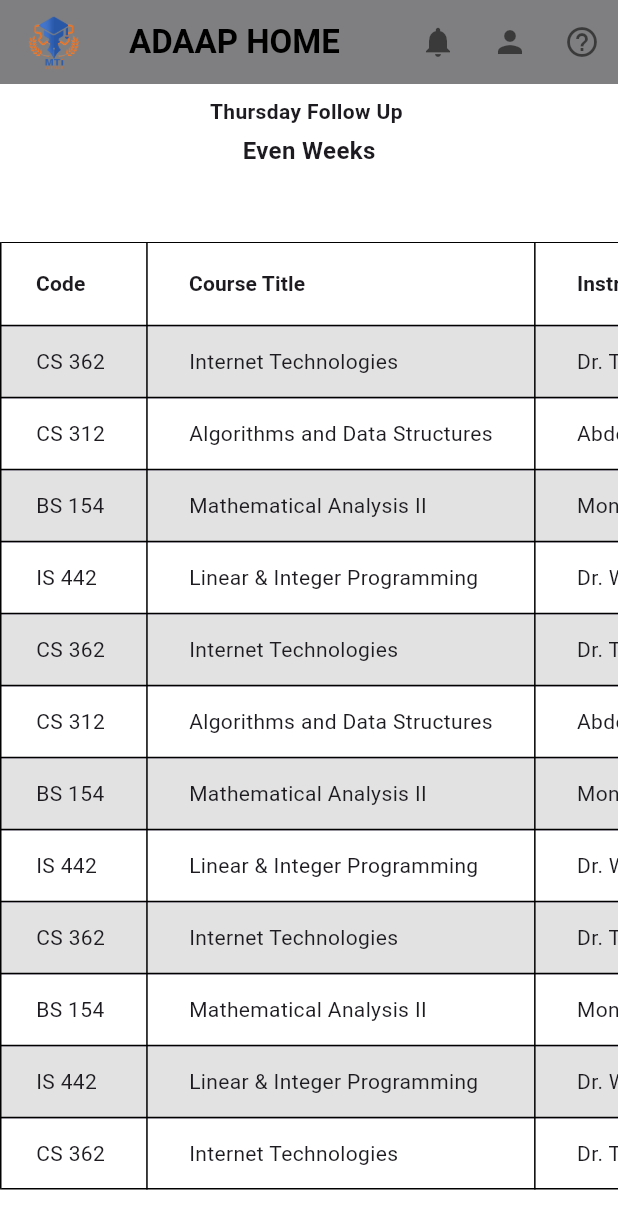
After one commit to naeemnasser/Graduation_project, a Flutter app: the FollowUpTableScreen screen opened directly, on a phone screen of 412 x 824 dp. The commit adds this screen. Shown: the top 1229 px of the screen. Run offline on Flutter 3.47's test engine with Material 3 defaults, Android fonts, the phone set to English and light mode, and no system bars.

Commit message:
feat: 27/2/25refactor AppBarWidget and update navigation in HomeScreen

```diff
--- a/lib/main.dart
+++ b/lib/main.dart
@@ -12,6 +12,7 @@ class Homescreen extends StatelessWidget {
   Widget build(BuildContext context) {
     return MaterialApp(
       debugShowCheckedModeBanner: false,
+      // Set the theme to light
       home: Scaffold(
         body: HomeScreen(),
       ),
--- a/lib/models/app_bar.dart
+++ /dev/null
@@ -1,50 +0,0 @@
-import 'package:adaa/presentation/views/screens_admin/loginPage.dart';
-import 'package:flutter/material.dart';
-
-class AppBarWidget extends StatelessWidget implements PreferredSizeWidget {
-  const AppBarWidget({
-    super.key,
-  });
-
-  @override
-  Size get preferredSize => Size.fromHeight(kToolbarHeight);
-
-  @override
-  Widget build(BuildContext context) {
-    return AppBar(
-      backgroundColor: const Color.fromARGB(255, 128, 128, 128),
-      elevation: 0.5,
-      title: Row(
-        children: [
-          Image.asset("assets/advisorylogostroke.png", height: 40),
-          SizedBox(width: 10),
-          Expanded(
-            child: Center(
-              child: Text('ADAAP HOME ',
-                  style: TextStyle(
-                      color: Colors.black,
-                      fontSize: 22,
-                      fontWeight: FontWeight.bold)),
-            ),
-          ),
-        ],
-      ),
-      actions: [
-        IconButton(
-            icon: Icon(Icons.notifications, color: Colors.black54),
-            onPressed: () {}),
-        IconButton(
-            icon: Icon(Icons.person, color: Colors.black54),
-            onPressed: () {
-              Navigator.push(
-                context,
-                MaterialPageRoute(builder: (context) => LoginScreen()),
-              );
-            }),
-        IconButton(
-            icon: Icon(Icons.help_outline, color: Colors.black54),
-            onPressed: () {}),
-      ],
-    );
-  }
-}
--- /dev/null
+++ b/lib/presentation/views/follow_up/follow_up_table.dart
@@ -0,0 +1,230 @@
+import 'package:flutter/material.dart';
+
+import '../home/homescreen.dart';
+
+class MyApp extends StatelessWidget {
+  @override
+  Widget build(BuildContext context) {
+    return MaterialApp(
+      debugShowCheckedModeBanner: false,
+      theme: ThemeData.light(), // Ensures a light theme
+      home: FollowUpTableScreen(),
+    );
+  }
+}
+
+class FollowUpTableScreen extends StatelessWidget {
+  const FollowUpTableScreen({super.key});
+
+  @override
+  Widget build(BuildContext context) {
+    return Scaffold(
+      backgroundColor: Colors.white,
+      appBar: AppBarWidget(),
+      body: Column(
+        children: [
+          HeaderSection(),
+          SizedBox(height: 10),
+          Expanded(
+            child: Center(
+              child: SingleChildScrollView(
+                scrollDirection: Axis.horizontal,
+                child: FollowUpTable(),
+              ),
+            ),
+          ),
+        ],
+      ),
+    );
+  }
+}
+
+class HeaderSection extends StatelessWidget {
+  @override
+  Widget build(BuildContext context) {
+    return Container(
+      padding: EdgeInsets.all(8.0),
+      child: Column(
+        crossAxisAlignment: CrossAxisAlignment.center,
+        children: [
+          Text(
+            'Thursday Follow Up ',
+            textAlign: TextAlign.left,
+            style: TextStyle(fontSize: 14, fontWeight: FontWeight.bold),
+          ),
+          SizedBox(height: 5),
+          Text(
+            'Even Weeks',
+            style: TextStyle(fontSize: 16, fontWeight: FontWeight.bold),
+          ),
+        ],
+      ),
+    );
+  }
+}
+
+class FollowUpTable extends StatelessWidget {
+  final List<Map<String, String>> tableData = [
+    {
+      'Code': 'CS 362',
+      'Course Title': 'Internet Technologies',
+      'Instructor': 'Dr. Tarek Soliman',
+      'Place': 'L3',
+      'Time': '09:00 - 10:15'
+    },
+    {
+      'Code': 'CS 312',
+      'Course Title': 'Algorithms and Data Structures',
+      'Instructor': 'Abdel Rahim El Nageh',
+      'Place': 'S2',
+      'Time': '09:00 - 10:15'
+    },
+    {
+      'Code': 'BS 154',
+      'Course Title': 'Mathematical Analysis II',
+      'Instructor': 'Monira Abdel Fattah',
+      'Place': 'S1',
+      'Time': '09:00 - 10:15'
+    },
+    {
+      'Code': 'IS 442',
+      'Course Title': 'Linear & Integer Programming',
+      'Instructor': 'Dr. Walid Basiony',
+      'Place': 'S7',
+      'Time': '09:00 - 10:15'
+    },
+    {
+      'Code': 'CS 362',
+      'Course Title': 'Internet Technologies',
+      'Instructor': 'Dr. Tarek Soliman',
+      'Place': 'L3',
+      'Time': '09:00 - 10:15'
+    },
+    {
+      'Code': 'CS 312',
+      'Course Title': 'Algorithms and Data Structures',
+      'Instructor': 'Abdel Rahim El Nageh',
+      'Place': 'S2',
+      'Time': '09:00 - 10:15'
+    },
+    {
+      'Code': 'BS 154',
+      'Course Title': 'Mathematical Analysis II',
+      'Instructor': 'Monira Abdel Fattah',
+      'Place': 'S1',
+      'Time': '09:00 - 10:15'
+    },
+    {
+      'Code': 'IS 442',
+      'Course Title': 'Linear & Integer Programming',
+      'Instructor': 'Dr. Walid Basiony',
+      'Place': 'S7',
+      'Time': '09:00 - 10:15'
+    },
+    {
+      'Code': 'CS 362',
+      'Course Title': 'Internet Technologies',
+      'Instructor': 'Dr. Tarek Soliman',
+      'Place': 'L3',
+      'Time': '09:00 - 10:15'
+    },
+    {
+      'Code': 'BS 154',
+      'Course Title': 'Mathematical Analysis II',
+      'Instructor': 'Monira Abdel Fattah',
+      'Place': 'S1',
+      'Time': '09:00 - 10:15'
+    },
+    {
+      'Code': 'IS 442',
+      'Course Title': 'Linear & Integer Programming',
+      'Instructor': 'Dr. Walid Basiony',
+      'Place': 'S7',
+      'Time': '09:00 - 10:15'
+    },
+    {
+      'Code': 'CS 362',
+      'Course Title': 'Internet Technologies',
+      'Instructor': 'Dr. Tarek Soliman',
+      'Place': 'L3',
+      'Time': '09:00 - 10:15'
+    }
+  ];
+
+  @override
+  Widget build(BuildContext context) {
+    print('Building FollowUpTable');
+    return SingleChildScrollView(
+      scrollDirection: Axis.horizontal,
+      child: SingleChildScrollView(
+        scrollDirection: Axis.vertical,
+        child: DataTable(
+          columns: [
+            DataColumn(
+                label: Text('Code',
+                    style: TextStyle(fontWeight: FontWeight.bold))),
+            DataColumn(
+                label: Text('Course Title',
+                    style: TextStyle(fontWeight: FontWeight.bold))),
+            DataColumn(
+                label: Text('Instructor',
+                    style: TextStyle(fontWeight: FontWeight.bold))),
+            DataColumn(
+                label: Text('Place',
+                    style: TextStyle(fontWeight: FontWeight.bold))),
+            DataColumn(
+                label: Text('Time',
+                    style: TextStyle(fontWeight: FontWeight.bold))),
+            DataColumn(
+                label:
+                    Text('2', style: TextStyle(fontWeight: FontWeight.bold))),
+            DataColumn(
+                label:
+                    Text('4', style: TextStyle(fontWeight: FontWeight.bold))),
+            DataColumn(
+                label:
+                    Text('8', style: TextStyle(fontWeight: FontWeight.bold))),
+            DataColumn(
+                label:
+                    Text('10', style: TextStyle(fontWeight: FontWeight.bold))),
+            DataColumn(
+                label:
+                    Text('12', style: TextStyle(fontWeight: FontWeight.bold))),
+            DataColumn(
+                label:
+                    Text('14', style: TextStyle(fontWeight: FontWeight.bold))),
+          ],
+          rows: tableData.asMap().entries.map(
+            (entry) {
+              print('Building row ${entry.key}');
+              return DataRow(
+                color: MaterialStateProperty.resolveWith<Color?>(
+                  (Set<MaterialState> states) {
+                    if (entry.key % 2 == 0) {
+                      return Colors.grey.withOpacity(0.3); // even rows
+                    }
+                    return null; // odd rows
+                  },
+                ),
+                cells: [
+                  DataCell(Text(entry.value['Code']!)),
+                  DataCell(Text(entry.value['Course Title']!)),
+                  DataCell(Text(entry.value['Instructor']!)),
+                  DataCell(Text(entry.value['Place']!)),
+                  DataCell(Text(entry.value['Time']!)),
+                  DataCell(Text('')),
+                  DataCell(Text('')),
+                  DataCell(Text('')),
+                  DataCell(Text('')),
+                  DataCell(Text('')),
+                  DataCell(Text('')),
+                ],
+              );
+            },
+          ).toList(),
+          border: TableBorder.all(color: Colors.black),
+        ),
+      ),
+    );
+  }
+}
--- a/lib/presentation/views/home/homescreen.dart
+++ b/lib/presentation/views/home/homescreen.dart
@@ -1,8 +1,6 @@
-import 'package:adaa/models/app_bar.dart';
-// import 'package:adaa/presentation/views/home/Applicationform.dart';
+import 'package:adaa/presentation/views/home/Applicationform..dart';
+import 'package:adaa/presentation/views/screens_admin/loginPage.dart';
 import 'package:flutter/material.dart';
-
-import 'Applicationform..dart';
 
 class HomeScreen extends StatelessWidget {
   @override
@@ -10,7 +8,7 @@ class HomeScreen extends StatelessWidget {
     return Scaffold(
       appBar: AppBarWidget(),
       body: LayoutBuilder(
-        builder:(context, constraints) {
+        builder: (context, constraints) {
           return SingleChildScrollView(
             padding: EdgeInsets.symmetric(
                 horizontal: constraints.maxWidth > 800 ? 100.0 : 20.0,
@@ -166,6 +164,54 @@ class HomeScreen extends StatelessWidget {
   }
 }
 
+class AppBarWidget extends StatelessWidget implements PreferredSizeWidget {
+  const AppBarWidget({
+    super.key,
+  });
+
+  @override
+  Size get preferredSize => Size.fromHeight(kToolbarHeight);
+
+  @override
+  Widget build(BuildContext context) {
+    return AppBar(
+      backgroundColor: const Color.fromARGB(255, 128, 128, 128),
+      elevation: 0.5,
+      title: Row(
+        children: [
+          Image.asset("assets/advisorylogostroke.png", height: 40),
+          SizedBox(width: 10),
+          Expanded(
+            child: Center(
+              child: Text('ADAAP HOME ',
+                  style: TextStyle(
+                      color: Colors.black,
+                      fontSize: 22,
+                      fontWeight: FontWeight.bold)),
+            ),
+          ),
+        ],
+      ),
+      actions: [
+        IconButton(
+            icon: Icon(Icons.notifications, color: Colors.black54),
+            onPressed: () {}),
+        IconButton(
+            icon: Icon(Icons.person, color: Colors.black54),
+            onPressed: () {
+              Navigator.pushReplacement(
+                context,
+                MaterialPageRoute(builder: (context) => LoginScreen()),
+              );
+            }),
+        IconButton(
+            icon: Icon(Icons.help_outline, color: Colors.black54),
+            onPressed: () {}),
+      ],
+    );
+  }
+}
+
 Widget _buildServiceCard(String number, String title, String description) {
   return Card(
     margin: EdgeInsets.symmetric(vertical: 10, horizontal: 10),
--- a/lib/presentation/views/screens_admin/loginPage.dart
+++ b/lib/presentation/views/screens_admin/loginPage.dart
@@ -1,3 +1,4 @@
+import 'package:adaa/presentation/views/follow_up/follow_up_table.dart';
 import 'package:adaa/presentation/views/home/homescreen.dart';
 import 'package:adaa/presentation/views/instructor_screens/instructor_table.dart';
 import 'package:adaa/presentation/views/financial_ffairs/financial_ffairs_view.dart';
@@ -72,6 +73,13 @@ class _LoginScreenState extends State<LoginScreen> {
         context,
         MaterialPageRoute(builder: (context) => FinancialAffairsView()),
       );
+    } else if (_emailController.text == "follow" &&
+        _passwordController.text == "1234") {
+      // Navigate to Advisor Home Screen
+      Navigator.pushReplacement(
+        context,
+        MaterialPageRoute(builder: (context) => MyApp()),
+      );
     } else {
       // Show error message
       ScaffoldMessenger.of(context).showSnackBar(
@@ -93,7 +101,7 @@ class _LoginScreenState extends State<LoginScreen> {
             );
           },
         ),
-               backgroundColor: const Color.fromARGB(255, 128, 128, 128),
+        backgroundColor: const Color.fromARGB(255, 128, 128, 128),
         elevation: 0.5,
         title: Row(
           children: [
@@ -109,9 +117,15 @@ class _LoginScreenState extends State<LoginScreen> {
           ],
         ),
         actions: [
-          IconButton(icon: Icon(Icons.notifications, color: Colors.black54), onPressed: () {}),
-          IconButton(icon: Icon(Icons.person, color: Colors.black54), onPressed: () {}),
-          IconButton(icon: Icon(Icons.help_outline, color: Colors.black54), onPressed: () {}),
+          IconButton(
+              icon: Icon(Icons.notifications, color: Colors.black54),
+              onPressed: () {}),
+          IconButton(
+              icon: Icon(Icons.person, color: Colors.black54),
+              onPressed: () {}),
+          IconButton(
+              icon: Icon(Icons.help_outline, color: Colors.black54),
+              onPressed: () {}),
         ],
       ),
       body: Center(
```
Also changed, not shown: lib/item/app_bar_items.dart (added, +36 -0 lines).
